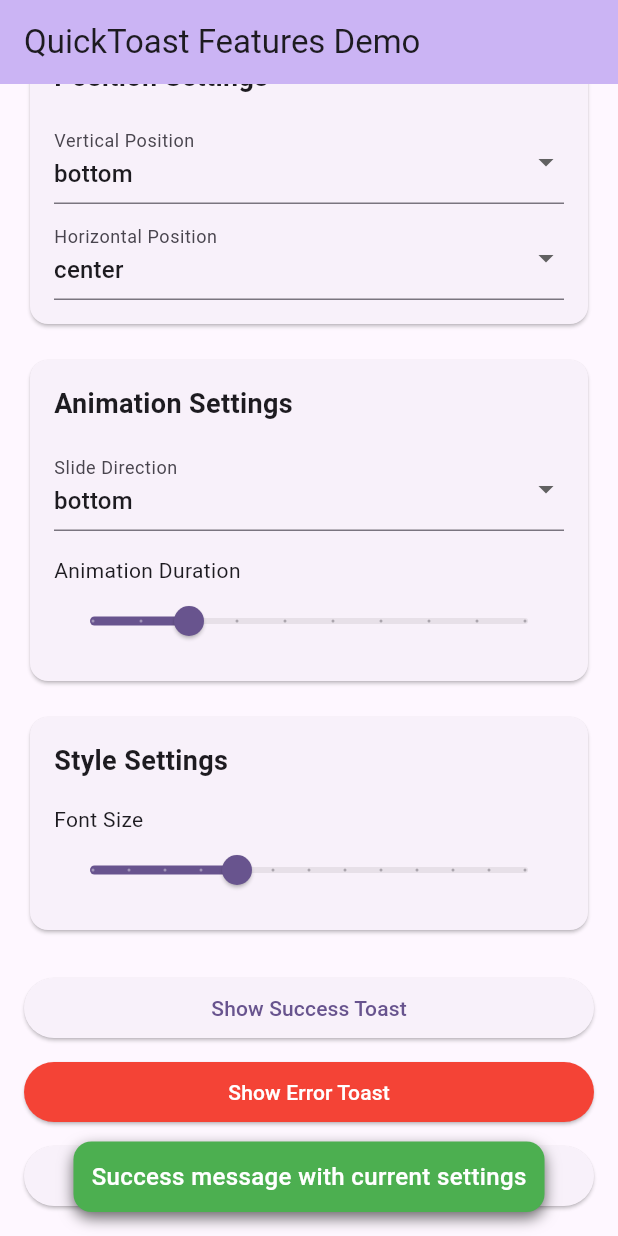
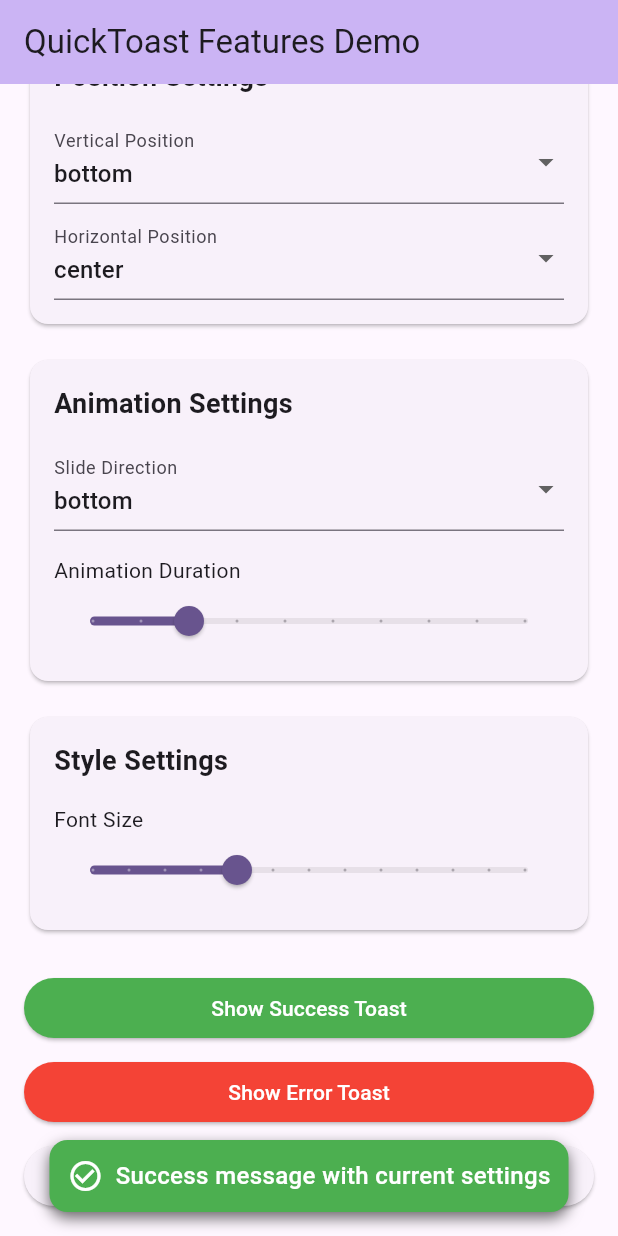
Before and after one commit to zohaibanwer984/mini_toast, a Flutter app: the screen it shows after launch, scrolled down 54 dp, after a tap on "Show Success Toast", on a phone screen of 412 x 824 dp. Run offline on Flutter 3.47's test engine with Material 3 defaults, Android fonts, the phone set to English and light mode, and no system bars.

Commit message:
Add Icon in Toaster and user can set color locally and gloabally in config

````diff
--- a/example/lib/main.dart
+++ b/example/lib/main.dart
@@ -235,6 +235,10 @@ class _MyHomePageState extends State<MyHomePage> {
                       message: 'Success message with current settings',
                       variant: ToastVariant.success,
                     ),
+                    style: ElevatedButton.styleFrom(
+                      backgroundColor: Colors.green,
+                      foregroundColor: Colors.white,
+                    ),
                     child: const Text('Show Success Toast'),
                   ),
                 ),
@@ -269,12 +273,14 @@ class _MyHomePageState extends State<MyHomePage> {
                         message: 'First Toast\nWith multiple lines\nof text',
                         variant: ToastVariant.info,
                         displayDuration: const Duration(seconds: 5),
+                        iconColor: Colors.deepPurple,
                       );
                       Future.delayed(const Duration(milliseconds: 200), () {
                         QuickToast.instance.show(
                           message: 'Second Toast',
                           variant: ToastVariant.success,
                           displayDuration: const Duration(seconds: 4),
+                          iconColor: Colors.lightGreen,
                         );
                       });
                       Future.delayed(const Duration(milliseconds: 400), () {
@@ -282,6 +288,7 @@ class _MyHomePageState extends State<MyHomePage> {
                           message: 'Third Toast',
                           variant: ToastVariant.error,
                           displayDuration: const Duration(seconds: 3),
+                          iconColor: Colors.yellow,
                         );
                       });
                     },
--- a/lib/src/configs/quick_toast_config.dart
+++ b/lib/src/configs/quick_toast_config.dart
@@ -16,6 +16,7 @@ class QuickToastConfig {
   final List<BoxShadow>? boxShadow;
   final BorderRadius borderRadius;
   final EdgeInsets contentPadding;
+  final Color? iconColor;
 
   const QuickToastConfig({
     this.textStyle,
@@ -38,6 +39,7 @@ class QuickToastConfig {
       vertical: 12,
       horizontal: 16,
     ),
+    this.iconColor,
   });
 
   Alignment get alignment => Alignment(
--- a/lib/src/models/toast_data.dart
+++ b/lib/src/models/toast_data.dart
@@ -8,6 +8,7 @@ class ToastData {
   final ToastVariant variant;
   final Duration duration;
   final TextStyle? textStyle;
+  final Color? iconColor;
   final ToastVerticalPosition verticalPosition;
   final ToastHorizontalPosition horizontalPosition;
 
@@ -16,6 +17,7 @@ class ToastData {
     this.variant = ToastVariant.info,
     this.duration = const Duration(seconds: 3),
     this.textStyle,
+    this.iconColor,
     required this.verticalPosition,
     required this.horizontalPosition,
   });
--- a/lib/src/models/toast_variant.dart
+++ b/lib/src/models/toast_variant.dart
@@ -9,12 +9,15 @@ import 'package:flutter/material.dart';
 /// - [success]: Indicates a successful operation.
 ///   - Background Color: Green
 ///   - Text Color: White
+///   - Icon: Check
 /// - [error]: Indicates an error or failure.
 ///   - Background Color: Red
 ///   - Text Color: White
+///   - Icon: Cross
 /// - [info]: Provides informational messages.
 ///   - Background Color: Blue
 ///   - Text Color: White
+///   - Icon: Info
 ///
 /// **Usage:**
 /// ```dart
@@ -23,13 +26,25 @@ import 'package:flutter/material.dart';
 /// ```
 enum ToastVariant {
   /// Represents a successful operation.
-  success(backgroundColor: Colors.green, textColor: Colors.white),
+  success(
+    backgroundColor: Colors.green,
+    textColor: Colors.white,
+    icon: Icons.check_circle_outline,
+  ),
 
   /// Represents an error or failure.
-  error(backgroundColor: Colors.red, textColor: Colors.white),
+  error(
+    backgroundColor: Colors.red,
+    textColor: Colors.white,
+    icon: Icons.cancel_outlined,
+  ),
 
   /// Represents informational messages.
-  info(backgroundColor: Colors.blue, textColor: Colors.white);
+  info(
+    backgroundColor: Colors.blue,
+    textColor: Colors.white,
+    icon: Icons.info_outline,
+  );
 
   /// The background color associated with this variant.
   final Color backgroundColor;
@@ -37,12 +52,17 @@ enum ToastVariant {
   /// The text color associated with this variant.
   final Color textColor;
 
+  /// The Icon assoicated with this variant.
+  final IconData icon;
+
   /// Creates a [ToastVariant] with the specified colors.
   ///
   /// - [backgroundColor]: The color used for the toast background.
   /// - [textColor]: The color used for the text in the toast.
+  /// - [icon]: The icon used for the text in the toast.
   const ToastVariant({
     required this.backgroundColor,
     required this.textColor,
+    required this.icon,
   });
 }
--- a/lib/src/quick_toast.dart
+++ b/lib/src/quick_toast.dart
@@ -1,5 +1,4 @@
 import 'package:flutter/material.dart';
-import 'package:flutter/widgets.dart';
 
 import 'configs/quick_toast_config.dart';
 import 'models/toast_data.dart';
@@ -22,6 +21,7 @@ class QuickToast {
     ToastVariant variant = ToastVariant.info,
     Duration? displayDuration,
     TextStyle? textStyle,
+    Color? iconColor,
   }) {
     final overlayState = _getOverlayState();
     if (overlayState == null) return;
@@ -31,6 +31,7 @@ class QuickToast {
       variant: variant,
       duration: displayDuration ?? _config.displayDuration,
       textStyle: textStyle,
+      iconColor: iconColor,
       horizontalPosition: _config.horizontalPosition,
       verticalPosition: _config.verticalPosition,
     );
--- a/lib/src/widgets/toast_view.dart
+++ b/lib/src/widgets/toast_view.dart
@@ -72,7 +72,16 @@ class _ToastViewState extends State<ToastView>
                 borderRadius: widget.config.borderRadius,
                 boxShadow: widget.config.boxShadow,
               ),
-              child: Text(
+              child: Row(
+                mainAxisAlignment: MainAxisAlignment.spaceEvenly,
+                spacing: 8,
+                children: [
+                  Icon(
+                    widget.data.variant.icon,
+                    color:
+                        widget.data.iconColor ?? widget.data.variant.textColor,
+                  ),
+                  Text(
                     widget.data.message,
                     style: widget.config.textStyle?.copyWith(
                           color: widget.data.variant.textColor,
@@ -82,6 +91,8 @@ class _ToastViewState extends State<ToastView>
                           fontSize: 16,
                         ),
                     textAlign: TextAlign.center,
+                  )
+                ],
               ),
             ),
           ),
````
Lines whose indentation alone changed are shown as unchanged.
